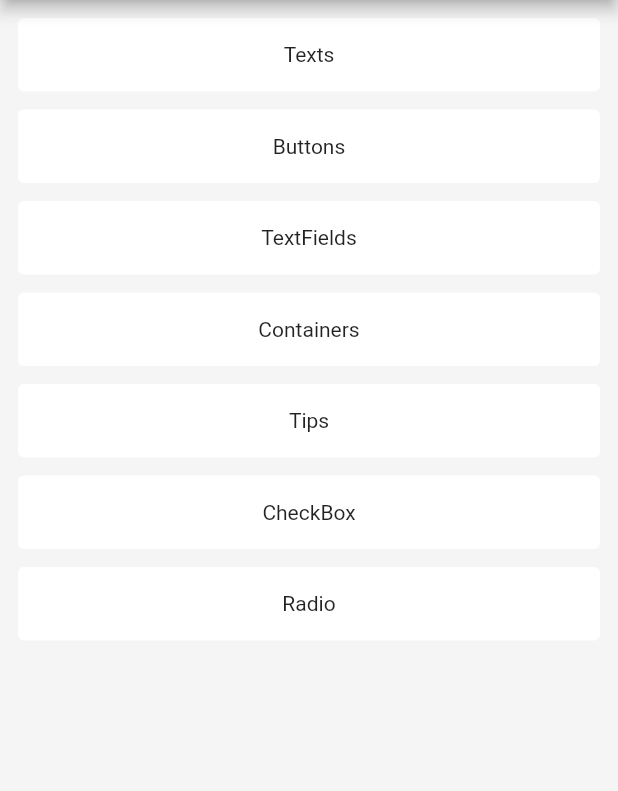
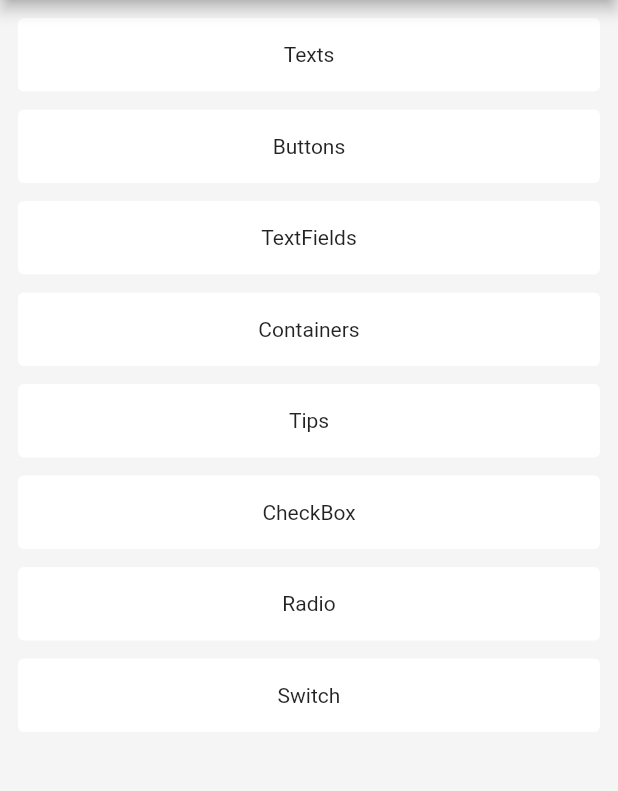
Before and after one commit to mgzzZ/mie, a Flutter app: the screen it shows after launch, on a phone screen of 412 x 824 dp, the part 84-875 px from its top. Run offline on Flutter 3.47's test engine with Material 2 defaults, Android fonts, the phone set to English and light mode, and no system bars.

Commit message:
feat:增加Switch控件

```diff
--- a/example/lib/main.dart
+++ b/example/lib/main.dart
@@ -2,6 +2,7 @@ import 'package:example/demos/buttons.dart';
 import 'package:example/demos/checkbox.dart';
 import 'package:example/demos/containers.dart';
 import 'package:example/demos/radio.dart';
+import 'package:example/demos/switch.dart';
 import 'package:example/demos/textfields.dart';
 import 'package:example/demos/texts.dart';
 import 'package:example/demos/tips.dart';
@@ -38,7 +39,16 @@ class MyHomePage extends StatefulWidget {
 }
 
 class _MyHomePageState extends State<MyHomePage> {
-  List<String> data = ['Texts', 'Buttons', 'TextFields', 'Containers', 'Tips', 'CheckBox', 'Radio'];
+  List<String> data = [
+    'Texts',
+    'Buttons',
+    'TextFields',
+    'Containers',
+    'Tips',
+    'CheckBox',
+    'Radio',
+    'Switch'
+  ];
 
   void pushPage(String name) {
     switch (name) {
@@ -62,6 +72,9 @@ class _MyHomePageState extends State<MyHomePage> {
         break;
       case 'Radio':
         Navigator.push(context, MaterialPageRoute(builder: (context) => MRadioDemoPage()));
+        break;
+      case 'Switch':
+        Navigator.push(context, MaterialPageRoute(builder: (context) => MSwitchDemoPage()));
         break;
       default:
     }
--- a/lib/mie.dart
+++ b/lib/mie.dart
@@ -11,4 +11,5 @@ export 'src/m_text.dart';
 export 'src/m_tips.dart';
 export 'src/mie_theme.dart';
 export 'src/radio_able.dart';
+export 'src/switch.dart';
 export 'src/textfild.dart';
--- a/lib/src/m_radio.dart
+++ b/lib/src/m_radio.dart
@@ -30,7 +30,7 @@ class _MRadioState extends State<MRadio> with MRadioAble<String> {
   void initState() {
     super.initState();
     if (widget.selected != null && widget.selected!.length != 0) {
-      initSelectedAcrion(widget.selected!);
+      initSelectedAction(widget.selected!);
     }
     updateValueAction();
   }
--- a/lib/src/mie_theme.dart
+++ b/lib/src/mie_theme.dart
@@ -55,7 +55,6 @@ class MieTheme {
         selectionColor: colorThemeData.accentColor,
       ),
       scaffoldBackgroundColor: colorThemeData.appBackGroundColor,
-      outlinedButtonTheme: OutlinedButtonThemeData(style: OutlinedButton.styleFrom()),
     );
   }
 
--- a/lib/src/radio_able.dart
+++ b/lib/src/radio_able.dart
@@ -10,7 +10,7 @@ mixin MRadioAble<T> {
     selectedValue = value;
   }
 
-  void initSelectedAcrion(T value) {
+  void initSelectedAction(T value) {
     selectedValue = value;
   }
 }
```
Also changed, not shown: example/lib/demos/switch.dart (added, +37 -0 lines), lib/src/switch.dart (added, +24 -0 lines), 1 other file.
